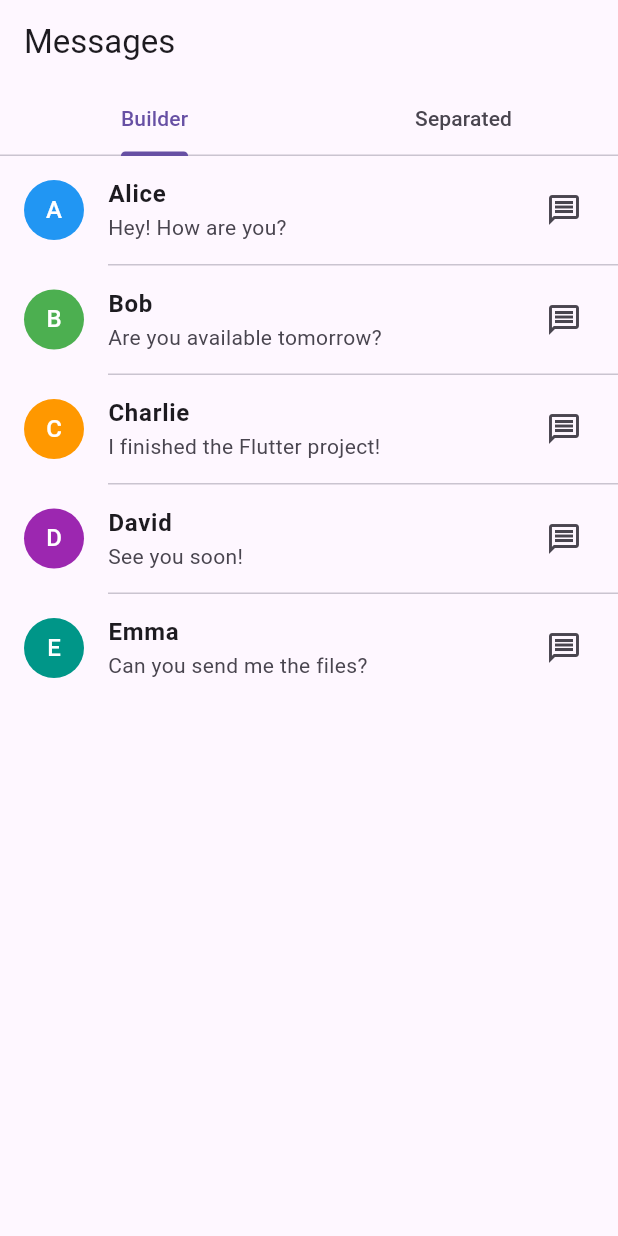
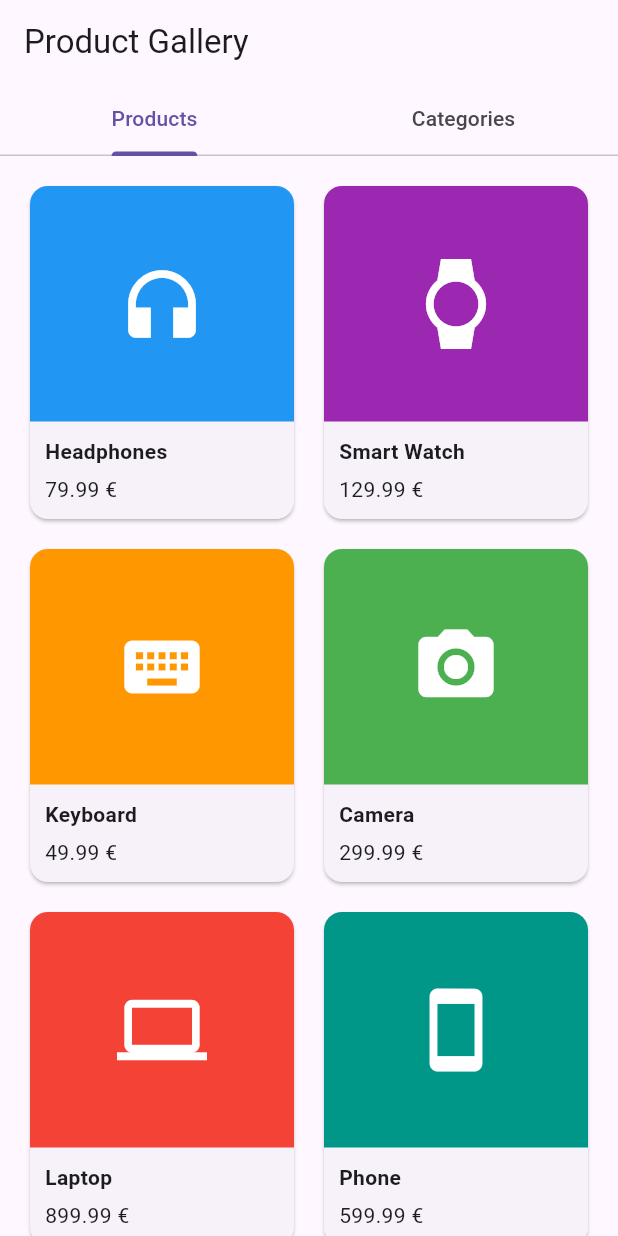
Before and after one commit to AlexTng44000/tp_flutter, a Flutter app: the screen it shows after launch, on a phone screen of 412 x 824 dp. Run offline on Flutter 3.47's test engine with Material 3 defaults, Android fonts, the phone set to English and light mode, and no system bars.

Commit message:
feat: added product gallery with GridView

```diff
--- a/lib/main.dart
+++ b/lib/main.dart
@@ -1,6 +1,6 @@
 
 import 'package:flutter/material.dart';
-import 'widgets/messages_page.dart';
+import 'widgets/gallery_page.dart';
 
 void main() {
   runApp(const MyApp());
@@ -12,7 +12,7 @@ class MyApp extends StatelessWidget {
   @override
   Widget build(BuildContext context) {
     return MaterialApp(
-      home: MessagesPage(),
+      home: GalleryPage(),
     );
   }
 }
--- /dev/null
+++ b/lib/widgets/gallery_page.dart
@@ -0,0 +1,179 @@
+
+import 'package:flutter/material.dart';
+
+// Product model
+class Product {
+  final String name;
+  final double price;
+  final IconData icon;
+  final Color color;
+
+  const Product({
+    required this.name,
+    required this.price,
+    required this.icon,
+    required this.color,
+  });
+}
+
+class GalleryPage extends StatelessWidget {
+  const GalleryPage({super.key});
+
+  // Product data
+  static const List<Product> products = [
+    Product(
+      name: 'Headphones',
+      price: 79.99,
+      icon: Icons.headphones,
+      color: Colors.blue,
+    ),
+    Product(
+      name: 'Smart Watch',
+      price: 129.99,
+      icon: Icons.watch,
+      color: Colors.purple,
+    ),
+    Product(
+      name: 'Keyboard',
+      price: 49.99,
+      icon: Icons.keyboard,
+      color: Colors.orange,
+    ),
+    Product(
+      name: 'Camera',
+      price: 299.99,
+      icon: Icons.camera_alt,
+      color: Colors.green,
+    ),
+    Product(
+      name: 'Laptop',
+      price: 899.99,
+      icon: Icons.laptop,
+      color: Colors.red,
+    ),
+    Product(
+      name: 'Phone',
+      price: 599.99,
+      icon: Icons.smartphone,
+      color: Colors.teal,
+    ),
+  ];
+
+  // Build a product card
+  Widget buildProductCard(Product product) {
+    return Card(
+      clipBehavior: Clip.antiAlias,
+      child: Column(
+        crossAxisAlignment: CrossAxisAlignment.stretch,
+        children: [
+          // Colored product image
+          Expanded(
+            child: Container(
+              color: product.color,
+              child: Icon(
+                product.icon,
+                size: 60,
+                color: Colors.white,
+              ),
+            ),
+          ),
+
+          Padding(
+            padding: const EdgeInsets.all(10),
+            child: Column(
+              crossAxisAlignment: CrossAxisAlignment.start,
+              children: [
+                Text(
+                  product.name,
+                  maxLines: 1,
+                  overflow: TextOverflow.ellipsis,
+                  style: const TextStyle(
+                    fontWeight: FontWeight.bold,
+                  ),
+                ),
+                const SizedBox(height: 5),
+                Text(
+                  '${product.price.toStringAsFixed(2)} €',
+                ),
+              ],
+            ),
+          ),
+        ],
+      ),
+    );
+  }
+
+  // Build a category card
+  Widget buildCategory(String name, IconData icon) {
+    return Card(
+      color: Colors.blue.shade50,
+      child: Column(
+        mainAxisAlignment: MainAxisAlignment.center,
+        children: [
+          Icon(
+            icon,
+            size: 45,
+            color: Colors.blue,
+          ),
+          const SizedBox(height: 10),
+          Text(name),
+        ],
+      ),
+    );
+  }
+
+  @override
+  Widget build(BuildContext context) {
+    return DefaultTabController(
+      length: 2,
+      child: Scaffold(
+        appBar: AppBar(
+          title: const Text('Product Gallery'),
+          bottom: const TabBar(
+            tabs: [
+              Tab(text: 'Products'),
+              Tab(text: 'Categories'),
+            ],
+          ),
+        ),
+
+        body: TabBarView(
+          children: [
+            // PART 1 - Dynamic product grid
+            GridView.builder(
+              padding: const EdgeInsets.all(16),
+              itemCount: products.length,
+              gridDelegate:
+              const SliverGridDelegateWithFixedCrossAxisCount(
+                crossAxisCount: 2,
+                crossAxisSpacing: 12,
+                mainAxisSpacing: 12,
+                childAspectRatio: 0.8,
+              ),
+              itemBuilder: (context, index) {
+                return buildProductCard(products[index]);
+              },
+            ),
+
+            // PART 2 - Fixed category grid
+            GridView.count(
+              padding: const EdgeInsets.all(16),
+              crossAxisCount: 2,
+              crossAxisSpacing: 12,
+              mainAxisSpacing: 12,
+              childAspectRatio: 1.2,
+              children: [
+                buildCategory('Electronics', Icons.devices),
+                buildCategory('Gaming', Icons.sports_esports),
+                buildCategory('Audio', Icons.headphones),
+                buildCategory('Fashion', Icons.checkroom),
+                buildCategory('Sports', Icons.sports_soccer),
+                buildCategory('Accessories', Icons.watch),
+              ],
+            ),
+          ],
+        ),
+      ),
+    );
+  }
+}
```
